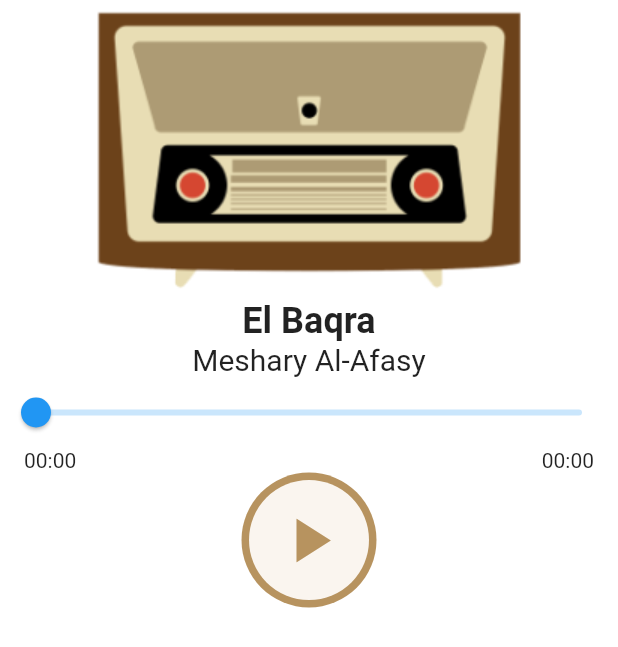
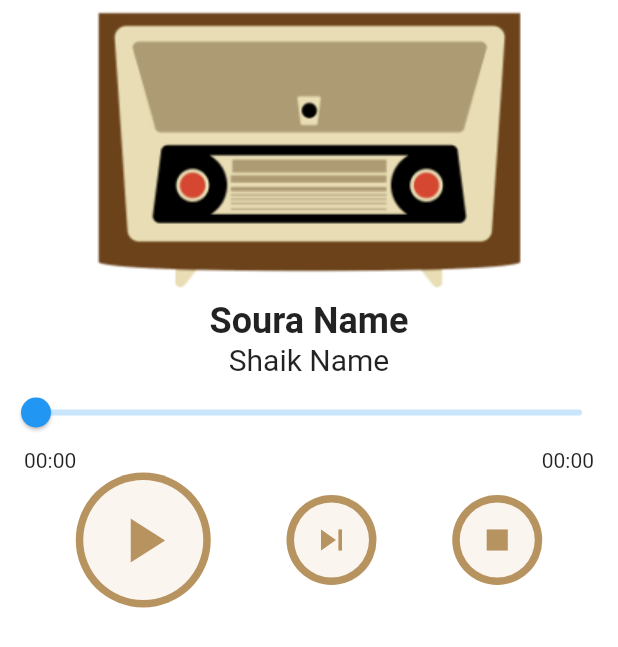
Before and after one commit to Moamen-Ashour/islami_application, a Flutter app: what radio() shows on an empty page, opened directly, on a phone screen of 412 x 824 dp. Shown: the top 647 px of the screen. Run offline on Flutter 3.47's test engine with Material 2 defaults, Android fonts, the phone set to English and light mode, and no system bars; our stand-ins replace audioplayers, get; generated files the repository leaves out were written again.

Commit message:
- Radio Screen add: 1- Next Audio 2- Stop Audio 3- Shiak Name 4- Soura Name

```diff
--- a/lib/home_screen/home_screen_tabs/radio_tab.dart
+++ b/lib/home_screen/home_screen_tabs/radio_tab.dart
@@ -50,13 +50,33 @@ class _radioState extends State<radio> {
       });
     });
 
+
+
   }
 
-
+  bool nextAudio = false;
   @override
   void dispose(){
     audioPlayer.dispose();
     super.dispose();
+  }
+
+   String souraName(){
+    if(itsPlaying && nextAudio == false){
+       return AppLocalizations.of(context)!.elbaqra;
+     }if(itsPlaying && nextAudio == true){
+      return AppLocalizations.of(context)!.alemran;
+    }
+    return AppLocalizations.of(context)!.souraName;
+   }
+
+  String shiakName(){
+    if(itsPlaying && nextAudio == false){
+      return AppLocalizations.of(context)!.mesharyalafasy;
+    }if(itsPlaying && nextAudio == true){
+      return AppLocalizations.of(context)!.mesharyalafasy;
+    }
+    return AppLocalizations.of(context)!.shiakName;
   }
 
   @override
@@ -70,8 +90,8 @@ class _radioState extends State<radio> {
           borderRadius:BorderRadius.circular(20),
           child: Image.asset("assets/images/radio_image.png",width: double.infinity,height: 200,fit: BoxFit.cover,),
         ),
-        Text(AppLocalizations.of(context)!.elbaqra,style: TextStyle(fontSize: 24,fontWeight: FontWeight.bold),),
-        Text(AppLocalizations.of(context)!.mesharyalafasy,style: TextStyle(fontSize: 20,fontWeight: FontWeight.normal),),
+        Text(souraName(),style: TextStyle(fontSize: 24,fontWeight: FontWeight.bold),),
+        Text(shiakName(),style: TextStyle(fontSize: 20,fontWeight: FontWeight.normal),),
         Slider(
             min : 0,
             max: duration.inSeconds.toDouble(),
@@ -93,6 +113,10 @@ class _radioState extends State<radio> {
             ],
           ),
         ),
+        Row(
+
+          mainAxisAlignment: MainAxisAlignment.spaceEvenly,
+          children: [
             CircleAvatar(
               radius: 45,
               backgroundColor: ThemeOfData.colorGold,
@@ -114,8 +138,57 @@ class _radioState extends State<radio> {
                   },
                 ),
               ),
-        )
+            ),
+            CircleAvatar(
+              radius: 30,
+              backgroundColor: ThemeOfData.colorGold,
+              child: CircleAvatar(
+                radius: 25,
+                backgroundColor: Color(0xfffaf5ef),
+                foregroundColor: ThemeOfData.colorGold,
+                child:   IconButton(
+                  icon: Icon(
+                    Icons.skip_next,
+                  ),
+                  iconSize: 28,
+                  onPressed: () async {
+                    if(itsPlaying){
+                      await audioPlayer.stop();
+                      setAudio2();
+                    }else{
+                      await audioPlayer.stop();
+                    }
+                  },
+                ),
+              ),
+            ),
+            CircleAvatar(
+              radius: 30,
+              backgroundColor: ThemeOfData.colorGold,
+              child: CircleAvatar(
+                radius: 25,
+                backgroundColor: Color(0xfffaf5ef),
+                foregroundColor: ThemeOfData.colorGold,
+                child:   IconButton(
+                  icon: Icon(
+                    Icons.stop,
+                  ),
+                  iconSize: 28,
+                  onPressed: () async {
+                    if(itsPlaying){
+                      await audioPlayer.stop();
+                    }else{
+                      await audioPlayer.stop();
+                    }
+                  },
+                ),
+              ),
+            ),
           ],
+        ),
+
+      ],
+
     );
   }
 
@@ -134,7 +207,7 @@ class _radioState extends State<radio> {
   }
 
   void setAudio() async{
-    audioPlayer.setReleaseMode(ReleaseMode.loop);
+    audioPlayer.setReleaseMode(ReleaseMode.stop);
 
    final player = AudioCache(prefix: 'assets/audio/');
    final url = await player.load('baqra.mp3');
@@ -142,4 +215,11 @@ class _radioState extends State<radio> {
 
   }
 
+  void setAudio2() async{
+    nextAudio = true;
+    final player = AudioCache(prefix: 'assets/audio/');
+    final url = await player.load('alemran.mp3');
+    audioPlayer.setSourceUrl(url.path, );
   }
+
+}
--- a/lib/l10n/app_ar.arb
+++ b/lib/l10n/app_ar.arb
@@ -10,5 +10,8 @@
         "english":"الانجليزية",
         "tasbeha":"تسبيحه",
         "elbaqra":"سورة البقرة",
+        "alemran":"سورة آل عمران",
+        "souraName":"اسم السورة",
+         "shiakName":"اسم القارئ",
         "mesharyalafasy":"مشاري العفاسي"
 }
--- a/lib/l10n/app_en.arb
+++ b/lib/l10n/app_en.arb
@@ -10,6 +10,9 @@
      "english":"English",
      "tasbeha":"Tasbeha",
      "elbaqra":"El Baqra",
+     "alemran":"Ale Emran",
+     "souraName":"Soura Name",
+     "shiakName":"Shaik Name",
      "mesharyalafasy":"Meshary Al-Afasy"
 
 }
```
Lines whose indentation alone changed are shown as unchanged.
